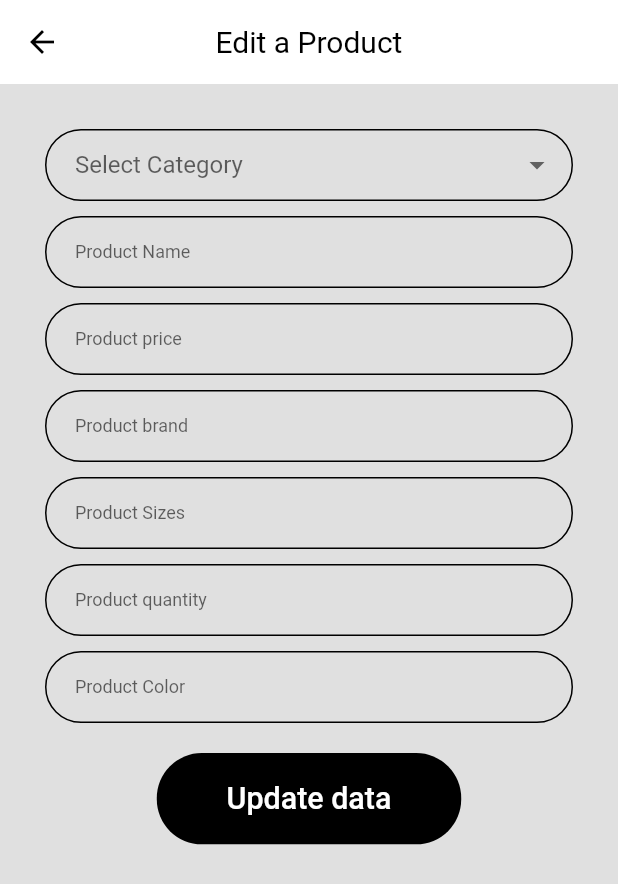
After one commit to BasmalaMagdy/software-project, a Flutter app: the EditProduct screen opened directly, on a phone screen of 412 x 824 dp. The commit adds this screen. Shown: the top 884 px of the screen. Run offline on Flutter 3.47's test engine with Material 2 defaults, Android fonts, the light colour scheme and no system bars; our stand-ins replace carousel_slider, cloud_firestore, firebase_core, firebase_storage, flutter_spinkit, image_picker and 1 more; accounts and stored records are empty.

Commit message:
delet product and edit product
Co-Authored-By: ayasameh11998 <67702469+ayasameh11998@users.noreply.github.com>

```diff
--- a/flutter_app/lib/Components/Product_card.dart
+++ b/flutter_app/lib/Components/Product_card.dart
@@ -1,4 +1,6 @@
+import 'package:flutter_app/Pages/editproduct/editproduct.dart';
 import 'package:flutter_app/common/size_config.dart';
+import 'package:flutter_app/services/database.dart';
 
 import '../common/commonwidget.dart';
 import '../services/storage.dart';
@@ -7,8 +9,9 @@ import 'package:flutter/material.dart';
 import '../Pages/productview/product_view.dart';
 
 class CardProduct extends StatefulWidget {
-  CardProduct({Key key, this.product}) : super(key: key);
+  CardProduct({Key key, this.product, this.user}) : super(key: key);
   final ProductData product;
+  final Map user;
 
   @override
   _CardProductState createState() => _CardProductState();
@@ -17,11 +20,11 @@ class CardProduct extends StatefulWidget {
 class _CardProductState extends State<CardProduct> {
   @override
   Widget build(BuildContext context) {
-    var hieght = SizeConfig.screenHeight * 0.17;
+    var hieght = SizeConfig.screenHeight * 0.18;
     var rad = SizeConfig.screenHeight * 0.02;
     return FutureBuilder(
         future: getImage(
-            context, 'Products/${widget.product.name}/${widget.product.photo}'),
+            context, 'Products/${widget.product.pid}/${widget.product.photo}'),
         builder: (context, snapshot) {
           return Container(
             height: hieght,
@@ -51,7 +54,8 @@ class _CardProductState extends State<CardProduct> {
                           ),
                           boxShadow: ShadowList,
                         ),
-                        child: snapshot.data,
+                        child:
+                            snapshot.data != null ? snapshot.data : Container(),
                       ),
                       Container(
                         height: hieght,
@@ -109,16 +113,48 @@ class _CardProductState extends State<CardProduct> {
                     child: Column(
                       mainAxisAlignment: MainAxisAlignment.spaceEvenly,
                       children: [
+                        if (widget.user['type'] == 'buyer')
                           IconButton(
                             icon: Icon(Icons.favorite_border),
                             onPressed: () {
                               // TO DO : if in the favourite change the favourite icon
                             },
                           ),
+                        if (widget.user['type'] == 'buyer')
                           IconButton(
                             icon: Icon(Icons.add_shopping_cart),
                             onPressed: () {
                               // TO DO : if in the cart change the cart icon
+                            },
+                          ),
+                        if (widget.user['type'] == 'seller')
+                          IconButton(
+                            icon: Icon(
+                              Icons.remove,
+                              color: Colors.red,
+                            ),
+                            onPressed: () {
+                              // TO DO : if in the cart change the cart icon
+                              setState(() {
+                                DatabaseService()
+                                    .DeleteProductData(product: widget.product);
+                              });
+                            },
+                          ),
+                        if (widget.user['type'] == 'seller')
+                          IconButton(
+                            icon: Icon(
+                              Icons.edit,
+                              color: Colors.red,
+                            ),
+                            onPressed: () {
+                              // TO DO : if in the cart change the cart icon
+                              Navigator.push(
+                                  context,
+                                  MaterialPageRoute(
+                                      builder: (context) => EditProduct(
+                                            product: widget.product,
+                                          )));
                             },
                           ),
                       ],
--- a/flutter_app/lib/Pages/Home.dart
+++ b/flutter_app/lib/Pages/Home.dart
@@ -113,8 +113,12 @@ class _MyHomePageState extends State<MyHomePage> {
                   fontWeight: FontWeight.w600),
             ),
           ),
-          if (products != null)
-            for (var product in products) CardProduct(product: product),
+          if (products != null && products.isNotEmpty)
+            for (var product in products)
+              CardProduct(
+                product: product,
+                user: ahmed,
+              ),
         ],
       ),
     );
--- a/flutter_app/lib/Pages/Seller.dart
+++ b/flutter_app/lib/Pages/Seller.dart
@@ -22,7 +22,7 @@ class _SellerInterfaceState extends State<SellerInterface> {
     'name': 'basmala',
     'phone': '+201141111111',
     'photo': 'girl_profile.jpg',
-    'type': 'buyer',
+    'type': 'seller',
     'sid': 'sid'
   };
 
@@ -92,7 +92,11 @@ class _SellerInterfaceState extends State<SellerInterface> {
               style: TextStyle(fontSize: 12, fontWeight: FontWeight.bold),
             ),
           ),
-          for (var product in products) CardProduct(product: product),
+          for (var product in products)
+            CardProduct(
+              product: product,
+              user: basmala,
+            ),
         ],
       ),
       floatingActionButtonLocation: FloatingActionButtonLocation.endFloat,
--- /dev/null
+++ b/flutter_app/lib/Pages/editproduct/dataform.dart
@@ -0,0 +1,326 @@
+import 'dart:io';
+import 'package:flutter_app/common/constants.dart';
+import 'package:flutter/material.dart';
+import 'package:flutter_app/models/product.dart';
+import '../../Components/default_button.dart';
+import '../../Components/form_error.dart';
+import '../../services/storage.dart';
+import '../../services/database.dart';
+
+class Item {
+  const Item(this.name);
+  final String name;
+}
+
+class GetDataForm extends StatefulWidget {
+  GetDataForm({this.product});
+  final ProductData product;
+  @override
+  _GetDataFormState createState() => _GetDataFormState();
+}
+
+class _GetDataFormState extends State<GetDataForm> {
+  final _formKey = GlobalKey<FormState>();
+  String name;
+  String brand;
+  int price;
+  String color;
+  int quantity;
+  String sizes;
+  String sid;
+  String description;
+
+  Item selectedUser;
+  List<Item> users = <Item>[
+    const Item('Default'),
+    const Item('Shirt'),
+    const Item('Dress'),
+    const Item('Formal'),
+    const Item('Informal'),
+    const Item('Jeans'),
+    const Item('Shoes'),
+  ];
+
+  final List<String> errors = [];
+
+  void addError({String error}) {
+    if (!errors.contains(error))
+      setState(() {
+        errors.add(error);
+      });
+  }
+
+  void removeError({String error}) {
+    if (errors.contains(error))
+      setState(() {
+        errors.remove(error);
+      });
+  }
+
+  @override
+  Widget build(BuildContext context) {
+    return Form(
+      key: _formKey,
+      child: Column(
+        children: [
+          buildcategoryDropdownButtonFormField(),
+          SizedBox(height: 10),
+          //USERNAME TEXT FIELD
+          buildnameFormField(),
+          SizedBox(height: 10),
+          buildpriceFormField(),
+          SizedBox(height: 10),
+          buildbrandFormField(),
+          SizedBox(height: 10),
+          buildsizeFormField(),
+          SizedBox(height: 10),
+          buildquantityFormField(),
+          SizedBox(height: 10),
+          buildcolorFormField(),
+          SizedBox(height: 10),
+          FormError(errors: errors),
+          SizedBox(height: 10),
+
+          DefaultButton(
+            text: "Update data",
+            press: () async {
+              //GO TO HOME PAGE WITH NEW PROFILE INFO
+
+              if (_formKey.currentState.validate()) {
+                _formKey.currentState.save();
+
+                DatabaseService().updateProductData(
+                    name: name,
+                    category: selectedUser.name,
+                    description: 'description',
+                    sid: 'sid',
+                    price: price,
+                    quantity: quantity,
+                    color: color,
+                    size: sizes,
+                    photo: widget.product.photo,
+                    pid: widget.product.pid);
+                setState(() {
+                  DoneUpload(context);
+                });
+              }
+            },
+          )
+        ],
+      ),
+    );
+  }
+
+  TextFormField buildnameFormField() {
+    return TextFormField(
+      decoration: InputDecoration(
+        labelText: "Product Name",
+        hintText: "Enter your Product Name.",
+        floatingLabelBehavior: FloatingLabelBehavior.never,
+      ),
+      style: TextStyle(fontSize: 12),
+      cursorColor: Colors.black,
+      keyboardType: TextInputType.name,
+      onSaved: (newValue) => name = newValue,
+      onChanged: (value) {},
+      validator: (value) {
+        if (value.isEmpty) {
+          addError(error: kProductNameNullError);
+          return "";
+        } else if (value.isNotEmpty) {
+          removeError(error: kProductNameNullError);
+        }
+        return null;
+      },
+    );
+  }
+
+  TextFormField buildpriceFormField() {
+    return TextFormField(
+      decoration: InputDecoration(
+        labelText: "Product price",
+        hintText: "Enter your Product price.",
+        floatingLabelBehavior: FloatingLabelBehavior.never,
+      ),
+      style: TextStyle(fontSize: 12),
+      cursorColor: Colors.black,
+      keyboardType: TextInputType.number,
+      onSaved: (newValue) => price = int.parse(newValue),
+      onChanged: (value) {},
+      validator: (value) {
+        if (value.isEmpty) {
+          addError(error: kProductPriceNullError);
+          return "";
+        } else if (value.isNotEmpty) {
+          removeError(error: kProductPriceNullError);
+        }
+        return null;
+      },
+    );
+  }
+
+  TextFormField buildbrandFormField() {
+    return TextFormField(
+      decoration: InputDecoration(
+        labelText: "Product brand",
+        hintText: "Enter your product brand.",
+        floatingLabelBehavior: FloatingLabelBehavior.never,
+      ),
+      style: TextStyle(fontSize: 12),
+      cursorColor: Colors.black,
+      keyboardType: TextInputType.name,
+      onSaved: (newValue) => brand = newValue,
+      onChanged: (value) {},
+      validator: (value) {
+        if (value.isEmpty) {
+          addError(error: kProductBrandNullError);
+          return "";
+        } else if (value.isNotEmpty) {
+          removeError(error: kProductBrandNullError);
+        }
+        return null;
+      },
+    );
+  }
+
+  TextFormField buildsizeFormField() {
+    return TextFormField(
+      decoration: InputDecoration(
+        labelText: "Product Sizes",
+        hintText: "Enter your Product sizes.",
+        floatingLabelBehavior: FloatingLabelBehavior.never,
+      ),
+      style: TextStyle(fontSize: 12),
+      cursorColor: Colors.black,
+      keyboardType: TextInputType.name,
+      onSaved: (newValue) => sizes = newValue,
+      onChanged: (value) {},
+      validator: (value) {
+        if (value.isEmpty) {
+          addError(error: kProductSizeNullError);
+          return "";
+        } else if (value.isNotEmpty) {
+          removeError(error: kProductSizeNullError);
+        }
+        return null;
+      },
+    );
+  }
+
+  TextFormField buildquantityFormField() {
+    return TextFormField(
+      decoration: InputDecoration(
+        labelText: "Product quantity",
+        hintText: "Enter your Product quantity.",
+        floatingLabelBehavior: FloatingLabelBehavior.never,
+      ),
+      style: TextStyle(fontSize: 12),
+      cursorColor: Colors.black,
+      keyboardType: TextInputType.number,
+      onSaved: (newValue) => quantity = int.parse(newValue),
+      onChanged: (value) {},
+      validator: (value) {
+        if (value.isEmpty) {
+          addError(error: kProductQuantityNullError);
+          return "";
+        } else if (value.isNotEmpty) {
+          removeError(error: kProductQuantityNullError);
+        }
+        return null;
+      },
+    );
+  }
+
+  TextFormField buildcolorFormField() {
+    return TextFormField(
+      decoration: InputDecoration(
+        labelText: "Product Color",
+        hintText: "Enter your Product Color.",
+        floatingLabelBehavior: FloatingLabelBehavior.never,
+      ),
+      style: TextStyle(fontSize: 12),
+      cursorColor: Colors.black,
+      keyboardType: TextInputType.name,
+      onSaved: (newValue) => color = newValue,
+      onChanged: (value) {},
+      validator: (value) {
+        if (value.isEmpty) {
+          addError(error: kProductColorNullError);
+          return "";
+        } else if (value.isNotEmpty) {
+          removeError(error: kProductColorNullError);
+        }
+        return null;
+      },
+    );
+  }
+
+  DropdownButtonFormField buildcategoryDropdownButtonFormField() {
+    return DropdownButtonFormField(
+      hint: Text("Select Category"),
+      value: selectedUser,
+      onSaved: (newValue) => selectedUser = newValue,
+      onChanged: sset,
+      validator: (value) {
+        if (value.name == 'Default') {
+          addError(error: kProductCategoryNullError);
+          return "";
+        } else {
+          removeError(error: kProductCategoryNullError);
+        }
+        return null;
+      },
+      items: users.map((Item user) {
+        return DropdownMenuItem<Item>(
+          value: user,
+          child: Row(
+            children: <Widget>[
+              SizedBox(
+                width: 10,
+              ),
+              Text(
+                user.name,
+                style: TextStyle(color: Colors.black),
+              ),
+            ],
+          ),
+        );
+      }).toList(),
+    );
+  }
+
+  DoneUpload(BuildContext context) {
+    return showDialog(
+      context: context,
+      builder: (context) {
+        return AlertDialog(
+          title: Text('Product Updated'),
+          content: SingleChildScrollView(
+            child: ListBody(
+              children: <Widget>[
+                Text('Press ok'),
+                Text('Would you like to approve of this message?'),
+              ],
+            ),
+          ),
+          actions: <Widget>[
+            TextButton(
+              child: Text('Approve'),
+              onPressed: () {
+                int count = 0;
+                Navigator.of(context).popUntil((_) => count++ >= 2);
+                //Navigator.of(context).popUntil((route) => );
+              },
+            ),
+          ],
+        );
+      },
+    );
+  }
+
+  void sset(var value) {
+    setState(() {
+      selectedUser = value;
+    });
+  }
+}
--- /dev/null
+++ b/flutter_app/lib/Pages/editproduct/editproduct.dart
@@ -0,0 +1,79 @@
+import 'dart:io';
+import 'package:flutter_app/common/size_config.dart';
+import 'package:flutter_app/models/product.dart';
+
+import 'dataform.dart';
+import 'package:flutter/material.dart';
+import 'package:image_picker/image_picker.dart';
+import 'package:path/path.dart' as path;
+
+class EditProduct extends StatefulWidget {
+  static String routeName = "/EditProduct";
+  EditProduct({Key key, this.product}) : super(key: key);
+  final ProductData product;
+  @override
+  _EditProductState createState() => _EditProductState();
+}
+
+class _EditProductState extends State<EditProduct> {
+  List<File> pimglist = List<File>();
+  int imgocunter = 0;
+  List<String> imgnames = List<String>();
+
+  @override
+  Widget build(BuildContext context) {
+    double height = SizeConfig.screenHeight * 0.3;
+    double width = SizeConfig.screenWidth * 0.15;
+    return Scaffold(
+      backgroundColor: Colors.grey[300],
+      appBar: AppBar(
+        backgroundColor: Colors.white,
+        iconTheme: new IconThemeData(color: Colors.black),
+
+        centerTitle: true,
+        //backgroundColor: const Color(0xFF167F67),
+        title: Text(
+          'Edit a Product',
+          style: TextStyle(color: Colors.black),
+        ),
+      ),
+      body: ListView(children: [
+        Padding(
+          padding: const EdgeInsets.symmetric(horizontal: 30, vertical: 30),
+          child: GetDataForm(
+            product: widget.product,
+          ),
+        ),
+      ]),
+    );
+  }
+
+  DoneUpload(BuildContext context) {
+    return showDialog(
+      context: context,
+      builder: (context) {
+        return AlertDialog(
+          title: Text('Product Created'),
+          content: SingleChildScrollView(
+            child: ListBody(
+              children: <Widget>[
+                Text('Press ok'),
+                Text('Would you like to approve of this message?'),
+              ],
+            ),
+          ),
+          actions: <Widget>[
+            TextButton(
+              child: Text('Approve'),
+              onPressed: () {
+                int count = 0;
+                Navigator.of(context).popUntil((_) => count++ >= 2);
+                //Navigator.of(context).popUntil((route) => );
+              },
+            ),
+          ],
+        );
+      },
+    );
+  }
+}
```
Also changed, not shown: flutter_app/lib/Components/Horizontal_listview.dart (+5 -9 lines), flutter_app/lib/Pages/createproduct/dataform.dart (+8 -4 lines), flutter_app/lib/services/database.dart (+29 -4 lines), flutter_app/lib/services/storage.dart (+16 -5 lines), 8 other files. Lines whose indentation alone changed are shown as unchanged.
